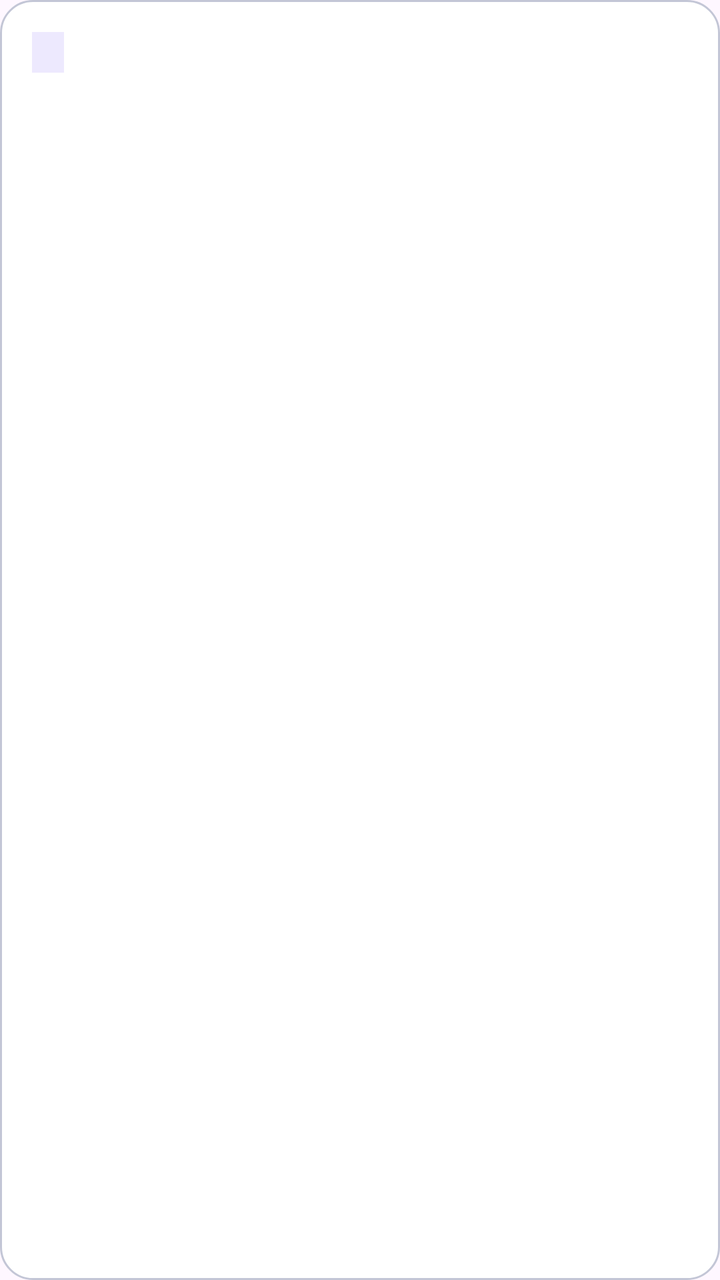
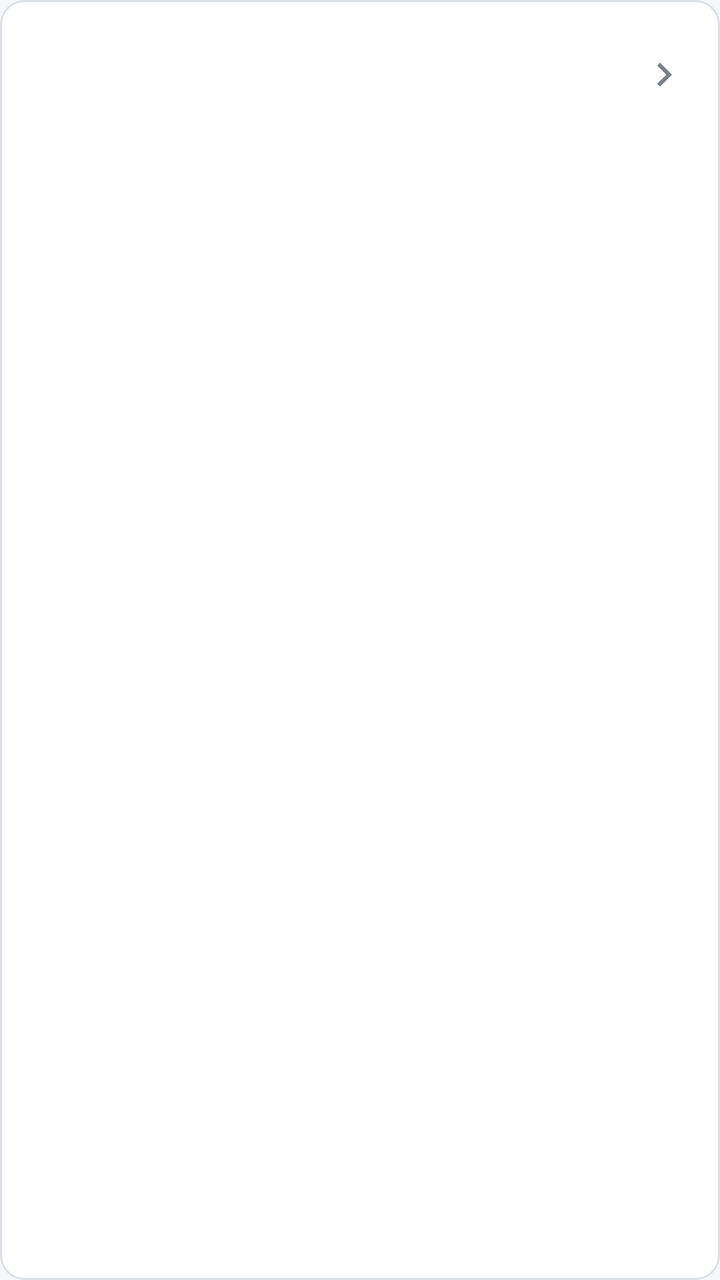

Screens rendered from an Android XML layout before and after an edit, with the pre-edit source and the edit as a unified diff.
<!-- AndroidManifest.xml: application theme Theme.Kstudy -->
<!-- res/layout/item_class_selection.xml -->
<?xml version="1.0" encoding="utf-8"?>
<LinearLayout xmlns:android="http://schemas.android.com/apk/res/android"
    android:layout_width="match_parent"
    android:layout_height="wrap_content"
    android:layout_marginHorizontal="16dp"
    android:layout_marginVertical="8dp"
    android:background="@drawable/bg_card"
    android:orientation="vertical"
    android:padding="16dp">

    <TextView
        android:id="@+id/tvSelClassName"
        android:layout_width="wrap_content"
        android:layout_height="wrap_content"
        android:background="@color/primary_container"
        android:paddingHorizontal="8dp"
        android:paddingVertical="2dp"
        android:textColor="@color/on_primary_container"
        android:textSize="12sp"
        android:textStyle="bold" />

    <TextView
        android:id="@+id/tvSelSubject"
        android:layout_width="wrap_content"
        android:layout_height="wrap_content"
        android:layout_marginTop="6dp"
        android:textColor="@color/black"
        android:textSize="18sp"
        android:textStyle="bold" />

    <LinearLayout
        android:layout_width="match_parent"
        android:layout_height="wrap_content"
        android:layout_marginTop="8dp"
        android:orientation="horizontal">

        <TextView
            android:id="@+id/tvSelRoom"
            android:layout_width="wrap_content"
            android:layout_height="wrap_content"
            android:textColor="@color/text_secondary"
            android:textSize="13sp" />

        <TextView
            android:id="@+id/tvSelSchedule"
            android:layout_width="wrap_content"
            android:layout_height="wrap_content"
            android:layout_marginStart="16dp"
            android:textColor="@color/text_secondary"
            android:textSize="13sp" />
    </LinearLayout>

    
    <LinearLayout
        android:id="@+id/studentRateContainer"
        android:layout_width="match_parent"
        android:layout_height="wrap_content"
        android:layout_marginTop="12dp"
        android:orientation="vertical"
        android:visibility="gone">

        <TextView
            android:id="@+id/tvSelRate"
            android:layout_width="wrap_content"
            android:layout_height="wrap_content"
            android:textColor="@color/primary"
            android:textSize="13sp"
            android:textStyle="bold" />

        <ProgressBar
            android:id="@+id/pbSelRate"
            style="?android:attr/progressBarStyleHorizontal"
            android:layout_width="match_parent"
            android:layout_height="6dp"
            android:layout_marginTop="4dp"
            android:progressDrawable="@android:drawable/progress_horizontal" />
    </LinearLayout>

    
    <TextView
        android:id="@+id/tvSelStudentCount"
        android:layout_width="wrap_content"
        android:layout_height="wrap_content"
        android:layout_marginTop="12dp"
        android:textColor="@color/text_secondary"
        android:textSize="13sp"
        android:textStyle="bold" />
</LinearLayout>
<!-- resources referenced by this layout -->
<resources>
  <color name="black">#FF000000</color>
  <color name="on_primary_container">#2E1065</color>
  <color name="primary">#5B21B6</color>
  <color name="primary_container">#EDE9FE</color>
  <color name="text_secondary">#434654</color>
  <!-- drawable bg_card (drawable) -->
  <?xml version="1.0" encoding="utf-8"?>
  <shape xmlns:android="http://schemas.android.com/apk/res/android"
      android:shape="rectangle">
      <solid android:color="@color/surface" />
      <corners android:radius="16dp" />
      <stroke
          android:width="1dp"
          android:color="@color/outline_variant" />
  </shape>
  <color name="outline_variant">#C3C6D6</color>
  <style name="Base.Theme.Kstudy" parent="Theme.Material3.Light.NoActionBar">
          
          <item name="colorPrimary">@color/primary</item>
          <item name="colorOnPrimary">@color/white</item>
      </style>
  <color name="white">#FFFFFFFF</color>
  <!-- unchanged entries left out for length: 2 -->
</resources>

<!-- the commit's change to res/layout/item_class_selection.xml (unified diff, before → after) -->
@@ -1,32 +1,50 @@
 <?xml version="1.0" encoding="utf-8"?>
 <LinearLayout xmlns:android="http://schemas.android.com/apk/res/android"
+    xmlns:app="http://schemas.android.com/apk/res-auto"
+    style="@style/Widget.Kstudy.Card"
     android:layout_width="match_parent"
     android:layout_height="wrap_content"
-    android:layout_marginHorizontal="16dp"
-    android:layout_marginVertical="8dp"
-    android:background="@drawable/bg_card"
-    android:orientation="vertical"
-    android:padding="16dp">
+    android:layout_marginBottom="8dp"
+    android:clickable="true"
+    android:clipToOutline="true"
+    android:focusable="true"
+    android:foreground="?attr/selectableItemBackground"
+    android:orientation="vertical">
 
-    <TextView
-        android:id="@+id/tvSelClassName"
-        android:layout_width="wrap_content"
+    <LinearLayout
+        android:layout_width="match_parent"
         android:layout_height="wrap_content"
-        android:background="@color/primary_container"
-        android:paddingHorizontal="8dp"
-        android:paddingVertical="2dp"
-        android:textColor="@color/on_primary_container"
-        android:textSize="12sp"
-        android:textStyle="bold" />
+        android:gravity="center_vertical"
+        android:orientation="horizontal">
 
-    <TextView
-        android:id="@+id/tvSelSubject"
-        android:layout_width="wrap_content"
-        android:layout_height="wrap_content"
-        android:layout_marginTop="6dp"
-        android:textColor="@color/black"
-        android:textSize="18sp"
-        android:textStyle="bold" />
+        <LinearLayout
+            android:layout_width="0dp"
+            android:layout_height="wrap_content"
+            android:layout_weight="1"
+            android:orientation="vertical">
+
+            <TextView
+                android:id="@+id/tvSelClassName"
+                android:layout_width="wrap_content"
+                android:layout_height="wrap_content"
+                android:textAppearance="@style/TextAppearance.Kstudy.ItemTitle" />
+
+            <TextView
+                android:id="@+id/tvSelSubject"
+                android:layout_width="wrap_content"
+                android:layout_height="wrap_content"
+                android:layout_marginTop="2dp"
+                android:textAppearance="@style/TextAppearance.Kstudy.Body.Secondary" />
+        </LinearLayout>
+
+        <ImageView
+            android:layout_width="24dp"
+            android:layout_height="24dp"
+            android:layout_marginStart="8dp"
+            android:importantForAccessibility="no"
+            android:src="@drawable/ic_chevron_right"
+            app:tint="?attr/colorOutline" />
+    </LinearLayout>
 
     <LinearLayout
         android:layout_width="match_parent"
@@ -38,16 +56,14 @@
             android:id="@+id/tvSelRoom"
             android:layout_width="wrap_content"
             android:layout_height="wrap_content"
-            android:textColor="@color/text_secondary"
-            android:textSize="13sp" />
+            android:textAppearance="@style/TextAppearance.Kstudy.Body.Secondary" />
 
         <TextView
             android:id="@+id/tvSelSchedule"
             android:layout_width="wrap_content"
             android:layout_height="wrap_content"
             android:layout_marginStart="16dp"
-            android:textColor="@color/text_secondary"
-            android:textSize="13sp" />
+            android:textAppearance="@style/TextAppearance.Kstudy.Body.Secondary" />
     </LinearLayout>
 
     
@@ -63,17 +79,15 @@
             android:id="@+id/tvSelRate"
             android:layout_width="wrap_content"
             android:layout_height="wrap_content"
-            android:textColor="@color/primary"
-            android:textSize="13sp"
-            android:textStyle="bold" />
+            android:textAppearance="@style/TextAppearance.Kstudy.Body.Strong" />
 
-        <ProgressBar
+        <com.google.android.material.progressindicator.LinearProgressIndicator
             android:id="@+id/pbSelRate"
-            style="?android:attr/progressBarStyleHorizontal"
             android:layout_width="match_parent"
-            android:layout_height="6dp"
-            android:layout_marginTop="4dp"
-            android:progressDrawable="@android:drawable/progress_horizontal" />
+            android:layout_height="wrap_content"
+            android:layout_marginTop="8dp"
+            android:max="100"
+            app:trackCornerRadius="2dp" />
     </LinearLayout>
 
     
@@ -81,8 +95,6 @@
         android:id="@+id/tvSelStudentCount"
         android:layout_width="wrap_content"
         android:layout_height="wrap_content"
-        android:layout_marginTop="12dp"
-        android:textColor="@color/text_secondary"
-        android:textSize="13sp"
-        android:textStyle="bold" />
+        android:layout_marginTop="2dp"
+        android:textAppearance="@style/TextAppearance.Kstudy.Body.Secondary" />
 </LinearLayout>
<!-- resource entries referenced after the edit -->
@@ -1,27 +1,150 @@
 <!-- resources referenced by this layout -->
 <resources>
-  <color name="black">#FF000000</color>
-  <color name="on_primary_container">#2E1065</color>
-  <color name="primary">#5B21B6</color>
-  <color name="primary_container">#EDE9FE</color>
-  <color name="text_secondary">#434654</color>
+  <!-- drawable ic_chevron_right (drawable) -->
+  <vector xmlns:android="http://schemas.android.com/apk/res/android"
+      android:width="24dp"
+      android:height="24dp"
+      android:autoMirrored="true"
+      android:viewportWidth="24"
+      android:viewportHeight="24">
+      <path
+          android:fillColor="#FF000000"
+          android:pathData="M10,6L8.59,7.41 13.17,12l-4.58,4.59L10,18l6,-6z" />
+  </vector>
+  <style name="TextAppearance.Kstudy.Body.Secondary">
+          <item name="android:textColor">?attr/colorOnSurfaceVariant</item>
+      </style>
+  <style name="TextAppearance.Kstudy.Body.Strong">
+          <item name="android:fontFamily">sans-serif-medium</item>
+          <item name="fontFamily">sans-serif-medium</item>
+      </style>
+  <style name="TextAppearance.Kstudy.ItemTitle" parent="TextAppearance.Material3.TitleMedium">
+          <item name="android:textColor">?attr/colorOnSurface</item>
+      </style>
+  <style name="Widget.Kstudy.Card" parent="">
+          <item name="android:background">@drawable/bg_card</item>
+          <item name="android:padding">16dp</item>
+          
+          <item name="android:clipToPadding">false</item>
+      </style>
+  <color name="on_primary_container">#14263F</color>
+  <color name="primary_inverse">#A9C1E3</color>
+  <color name="secondary">#56606E</color>
+  <color name="secondary_container">#E7EAEF</color>
+  <color name="on_secondary_container">#1C2430</color>
+  <color name="background">#F5F6F8</color>
+  <color name="on_surface">#1B1D21</color>
+  <color name="surface_container">#ECEEF2</color>
+  <color name="primary">#1F3A5F</color>
+  <color name="on_primary">#FFFFFF</color>
+  <color name="primary_container">#E2E9F3</color>
+  <color name="text_secondary">#555B66</color>
+  <color name="surface_inverse">#2F3237</color>
+  <color name="on_surface_inverse">#F1F2F4</color>
+  <color name="surface_dim">#DCDEE3</color>
+  <color name="surface_container_low">#F5F6F8</color>
+  <color name="surface_container_high">#E4E7EC</color>
+  <color name="outline">#7A808C</color>
+  <color name="error">#B3261E</color>
+  <color name="error_container">#FBEAE8</color>
+  <color name="on_error_container">#5F1410</color>
+  <dimen name="radius_control">8dp</dimen>
+  <style name="Widget.Kstudy.Button" parent="Widget.Material3.Button">
+          <item name="shapeAppearanceOverlay">@style/ShapeAppearanceOverlay.Kstudy.Control</item>
+      </style>
+  <style name="Widget.Kstudy.Button.Outlined" parent="Widget.Material3.Button.OutlinedButton">
+          <item name="shapeAppearanceOverlay">@style/ShapeAppearanceOverlay.Kstudy.Control</item>
+      </style>
+  <style name="Widget.Kstudy.Button.Text" parent="Widget.Material3.Button.TextButton">
+          <item name="shapeAppearanceOverlay">@style/ShapeAppearanceOverlay.Kstudy.Control</item>
+          <item name="android:minWidth">56dp</item>
+      </style>
+  <style name="ThemeOverlay.Kstudy.MaterialAlertDialog" parent="ThemeOverlay.Material3.MaterialAlertDialog">
+          <item name="alertDialogStyle">@style/MaterialAlertDialog.Kstudy</item>
+          <item name="buttonBarPositiveButtonStyle">@style/Widget.Kstudy.Button.Text.Dialog</item>
+          <item name="buttonBarNegativeButtonStyle">@style/Widget.Kstudy.Button.Text.Dialog</item>
+          <item name="buttonBarNeutralButtonStyle">@style/Widget.Kstudy.Button.Text.Dialog.Flush</item>
+      </style>
+  <style name="ShapeAppearanceOverlay.Kstudy.Control" parent="">
+          <item name="cornerFamily">rounded</item>
+          <item name="cornerSize">@dimen/radius_control</item>
+      </style>
+  <style name="MaterialAlertDialog.Kstudy" parent="MaterialAlertDialog.Material3">
+          <item name="backgroundTint">?attr/colorSurface</item>
+      </style>
+  <style name="Widget.Kstudy.Button.Text.Dialog" parent="Widget.Material3.Button.TextButton.Dialog">
+          <item name="shapeAppearanceOverlay">@style/ShapeAppearanceOverlay.Kstudy.Control</item>
+      </style>
+  <style name="Widget.Kstudy.Button.Text.Dialog.Flush">
+          <item name="android:layout_marginStart">0dp</item>
+          <item name="android:layout_marginLeft">0dp</item>
+      </style>
   <!-- drawable bg_card (drawable) -->
   <?xml version="1.0" encoding="utf-8"?>
   <shape xmlns:android="http://schemas.android.com/apk/res/android"
       android:shape="rectangle">
       <solid android:color="@color/surface" />
-      <corners android:radius="16dp" />
+      <corners android:radius="@dimen/radius_container" />
       <stroke
           android:width="1dp"
           android:color="@color/outline_variant" />
   </shape>
-  <color name="outline_variant">#C3C6D6</color>
+  <color name="outline_variant">#DDE0E6</color>
   <style name="Base.Theme.Kstudy" parent="Theme.Material3.Light.NoActionBar">
           
           <item name="colorPrimary">@color/primary</item>
-          <item name="colorOnPrimary">@color/white</item>
+          <item name="colorOnPrimary">@color/on_primary</item>
+          <item name="colorPrimaryContainer">@color/primary_container</item>
+          <item name="colorOnPrimaryContainer">@color/on_primary_container</item>
+          <item name="colorPrimaryInverse">@color/primary_inverse</item>
+          <item name="colorSecondary">@color/secondary</item>
+          <item name="colorOnSecondary">@color/on_primary</item>
+          <item name="colorSecondaryContainer">@color/secondary_container</item>
+          <item name="colorOnSecondaryContainer">@color/on_secondary_container</item>
+          <item name="colorTertiary">@color/secondary</item>
+          <item name="colorOnTertiary">@color/on_primary</item>
+          <item name="colorTertiaryContainer">@color/secondary_container</item>
+          <item name="colorOnTertiaryContainer">@color/on_secondary_container</item>
+          <item name="android:colorBackground">@color/background</item>
+          <item name="colorOnBackground">@color/on_surface</item>
+          <item name="colorSurface">@color/surface</item>
+          <item name="colorOnSurface">@color/on_surface</item>
+          <item name="colorSurfaceVariant">@color/surface_container</item>
+          <item name="colorOnSurfaceVariant">@color/text_secondary</item>
+          <item name="colorSurfaceInverse">@color/surface_inverse</item>
+          <item name="colorOnSurfaceInverse">@color/on_surface_inverse</item>
+          <item name="colorSurfaceBright">@color/surface</item>
+          <item name="colorSurfaceDim">@color/surface_dim</item>
+          <item name="colorSurfaceContainerLowest">@color/surface</item>
+          <item name="colorSurfaceContainerLow">@color/surface_container_low</item>
+          <item name="colorSurfaceContainer">@color/surface_container</item>
+          <item name="colorSurfaceContainerHigh">@color/surface_container_high</item>
+          <item name="colorSurfaceContainerHighest">@color/surface_container_high</item>
+          <item name="colorOutline">@color/outline</item>
+          <item name="colorOutlineVariant">@color/outline_variant</item>
+          <item name="colorError">@color/error</item>
+          <item name="colorOnError">@color/on_primary</item>
+          <item name="colorErrorContainer">@color/error_container</item>
+          <item name="colorOnErrorContainer">@color/on_error_container</item>
+  
+          
+          <item name="elevationOverlayEnabled">false</item>
+  
+          
+          <item name="shapeCornerSizeExtraSmall">@dimen/radius_control</item>
+          <item name="shapeCornerSizeSmall">@dimen/radius_control</item>
+          <item name="shapeCornerSizeMedium">@dimen/radius_container</item>
+          <item name="shapeCornerSizeLarge">@dimen/radius_container</item>
+          <item name="shapeCornerSizeLargeIncreased">@dimen/radius_container</item>
+          <item name="shapeCornerSizeExtraLarge">@dimen/radius_container</item>
+          <item name="shapeCornerSizeExtraLargeIncreased">@dimen/radius_container</item>
+  
+          <item name="materialButtonStyle">@style/Widget.Kstudy.Button</item>
+          <item name="materialButtonOutlinedStyle">@style/Widget.Kstudy.Button.Outlined</item>
+          <item name="borderlessButtonStyle">@style/Widget.Kstudy.Button.Text</item>
+          <item name="materialAlertDialogTheme">@style/ThemeOverlay.Kstudy.MaterialAlertDialog</item>
       </style>
-  <color name="white">#FFFFFFFF</color>
+  <dimen name="radius_container">12dp</dimen>
   <!-- unchanged entries left out for length: 2 -->
 </resources>
 
